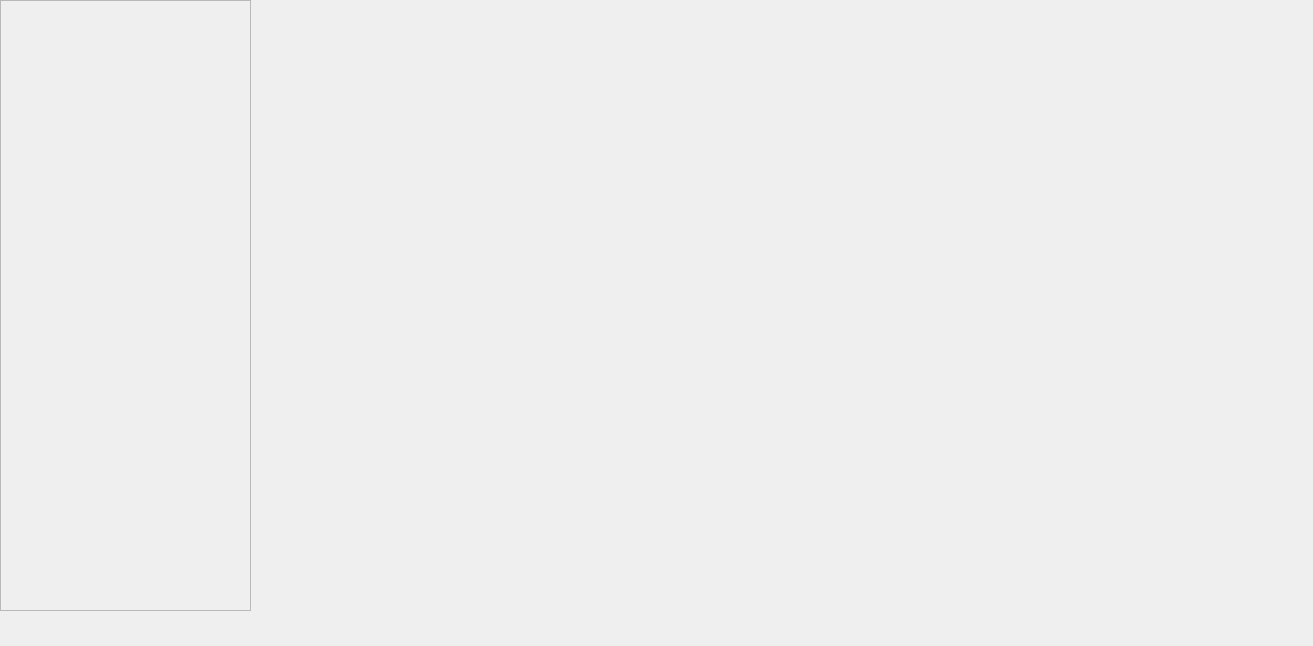
Old version of the form QT_UI/ui_panelDeControl.ui in the repository gamijoam/facturacionProyecto.
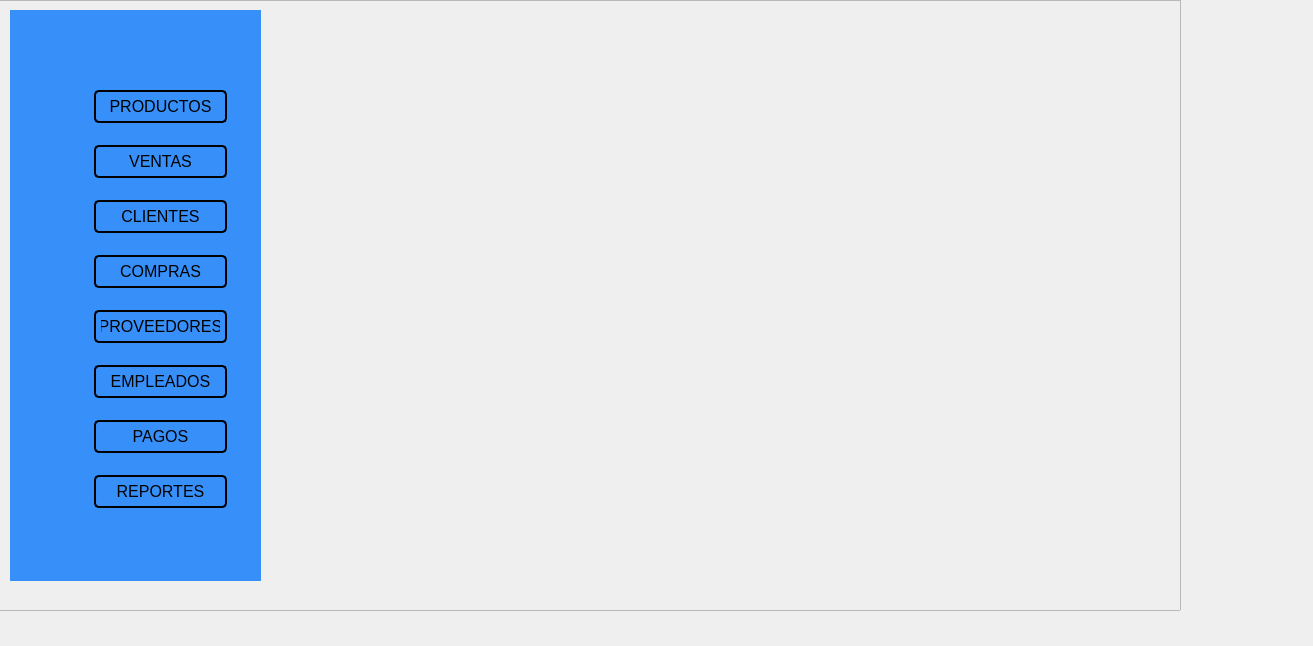
New version of the form. Icons and pictures are not drawn.

Commit message: Panel izquierdo de Panel de control

The edit to the form file:
```diff
--- a/QT_UI/ui_panelDeControl.ui
+++ b/QT_UI/ui_panelDeControl.ui
@@ -16,18 +16,246 @@
   <widget class="QFrame" name="frame">
    <property name="geometry">
     <rect>
-     <x>0</x>
+     <x>-10</x>
      <y>0</y>
-     <width>251</width>
+     <width>1191</width>
      <height>611</height>
     </rect>
    </property>
+   <property name="styleSheet">
+    <string notr="true">image: url(:/xy/ordenador-portatil.png);</string>
+   </property>
    <property name="frameShape">
     <enum>QFrame::Shape::StyledPanel</enum>
    </property>
    <property name="frameShadow">
     <enum>QFrame::Shadow::Raised</enum>
    </property>
+   <widget class="QWidget" name="widget" native="true">
+    <property name="geometry">
+     <rect>
+      <x>20</x>
+      <y>10</y>
+      <width>251</width>
+      <height>571</height>
+     </rect>
+    </property>
+    <property name="styleSheet">
+     <string notr="true">background:#3790FA;</string>
+    </property>
+    <widget class="QWidget" name="verticalLayoutWidget">
+     <property name="geometry">
+      <rect>
+       <x>20</x>
+       <y>70</y>
+       <width>51</width>
+       <height>431</height>
+      </rect>
+     </property>
+     <layout class="QVBoxLayout" name="verticalLayout_2">
+      <item>
+       <widget class="QLabel" name="label_16">
+        <property name="styleSheet">
+         <string notr="true">border-image: url(:/iconos_panel_control/ordenador-portatil.png);</string>
+        </property>
+        <property name="text">
+         <string/>
+        </property>
+       </widget>
+      </item>
+      <item>
+       <widget class="QLabel" name="label_15">
+        <property name="styleSheet">
+         <string notr="true">border-image: url(:/iconos_panel_control/carrito_de_compras.png);</string>
+        </property>
+        <property name="text">
+         <string/>
+        </property>
+       </widget>
+      </item>
+      <item>
+       <widget class="QLabel" name="label_14">
+        <property name="styleSheet">
+         <string notr="true">border-image: url(:/iconos_panel_control/clasificacion.png);</string>
+        </property>
+        <property name="text">
+         <string/>
+        </property>
+       </widget>
+      </item>
+      <item>
+       <widget class="QLabel" name="label_13">
+        <property name="styleSheet">
+         <string notr="true">border-image: url(:/iconos_panel_control/camion-de-reparto.png);</string>
+        </property>
+        <property name="text">
+         <string/>
+        </property>
+       </widget>
+      </item>
+      <item>
+       <widget class="QLabel" name="label_12">
+        <property name="styleSheet">
+         <string notr="true">border-image: url(:/iconos_panel_control/clasificacion.png);</string>
+        </property>
+        <property name="text">
+         <string/>
+        </property>
+       </widget>
+      </item>
+      <item>
+       <widget class="QLabel" name="label_11">
+        <property name="styleSheet">
+         <string notr="true">border-image: url(:/iconos_panel_control/agregar-usuario.png);</string>
+        </property>
+        <property name="text">
+         <string/>
+        </property>
+       </widget>
+      </item>
+      <item>
+       <widget class="QLabel" name="label_10">
+        <property name="styleSheet">
+         <string notr="true">border-image: url(:/iconos_panel_control/mano.png);</string>
+        </property>
+        <property name="text">
+         <string/>
+        </property>
+       </widget>
+      </item>
+      <item>
+       <widget class="QLabel" name="label_9">
+        <property name="styleSheet">
+         <string notr="true">border-image: url(:/iconos_panel_control/informe.png);</string>
+        </property>
+        <property name="text">
+         <string/>
+        </property>
+       </widget>
+      </item>
+     </layout>
+    </widget>
+    <widget class="QFrame" name="verticalFrame">
+     <property name="geometry">
+      <rect>
+       <x>70</x>
+       <y>60</y>
+       <width>161</width>
+       <height>461</height>
+      </rect>
+     </property>
+     <property name="styleSheet">
+      <string notr="true">QFrame QPushButton {
+	background-color: #3790FA; /* Color de fondo */
+    color: black; /* Color del texto */
+    font-size: 16px; /* Tamaño de la fuente */
+    padding: 10px; /* Espaciado interno */
+    margin: 5px; /* Margen externo */
+    border: 2px solid black; /* Borde */
+    border-radius: 5px; /* Esquinas redondeadas */
+}
+
+QFrame QPushButton:hover {
+    background-color: #37A1FA; /* Cambia el color al pasar el mouse */
+}
+
+</string>
+     </property>
+     <layout class="QVBoxLayout" name="verticalLayout">
+      <item>
+       <widget class="QPushButton" name="pushButton">
+        <property name="styleSheet">
+         <string notr="true">
+padding:5px;
+margin-botom:10px</string>
+        </property>
+        <property name="text">
+         <string>PRODUCTOS</string>
+        </property>
+       </widget>
+      </item>
+      <item>
+       <widget class="QPushButton" name="pushButton_2">
+        <property name="styleSheet">
+         <string notr="true">
+padding:5px</string>
+        </property>
+        <property name="text">
+         <string>VENTAS</string>
+        </property>
+       </widget>
+      </item>
+      <item>
+       <widget class="QPushButton" name="pushButton_3">
+        <property name="styleSheet">
+         <string notr="true">
+padding:5px</string>
+        </property>
+        <property name="text">
+         <string>CLIENTES</string>
+        </property>
+       </widget>
+      </item>
+      <item>
+       <widget class="QPushButton" name="pushButton_4">
+        <property name="styleSheet">
+         <string notr="true">
+padding:5px</string>
+        </property>
+        <property name="text">
+         <string>COMPRAS</string>
+        </property>
+       </widget>
+      </item>
+      <item>
+       <widget class="QPushButton" name="pushButton_5">
+        <property name="styleSheet">
+         <string notr="true">
+padding:5px</string>
+        </property>
+        <property name="text">
+         <string>PROVEEDORES</string>
+        </property>
+       </widget>
+      </item>
+      <item>
+       <widget class="QPushButton" name="pushButton_7">
+        <property name="styleSheet">
+         <string notr="true">
+padding:5px</string>
+        </property>
+        <property name="text">
+         <string>EMPLEADOS</string>
+        </property>
+       </widget>
+      </item>
+      <item>
+       <widget class="QPushButton" name="pushButton_6">
+        <property name="styleSheet">
+         <string notr="true">
+padding:5px</string>
+        </property>
+        <property name="text">
+         <string>PAGOS</string>
+        </property>
+       </widget>
+      </item>
+      <item>
+       <widget class="QPushButton" name="pushButton_8">
+        <property name="styleSheet">
+         <string notr="true">
+padding:5px</string>
+        </property>
+        <property name="text">
+         <string>REPORTES</string>
+        </property>
+       </widget>
+      </item>
+     </layout>
+    </widget>
+    <zorder>verticalFrame</zorder>
+    <zorder>verticalLayoutWidget</zorder>
+   </widget>
   </widget>
  </widget>
  <resources/>
```
Left out of the diff: 4 changed lines with no effect on the pictures. The commit also changes 14 other files.
